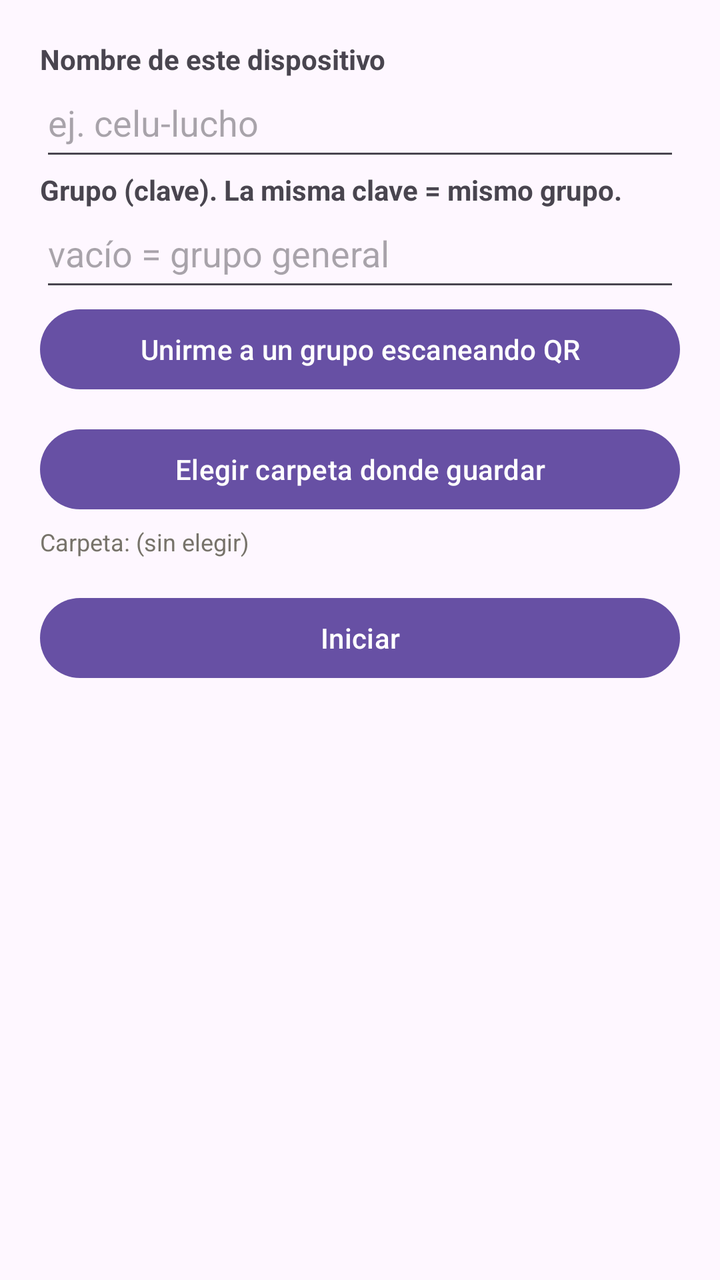
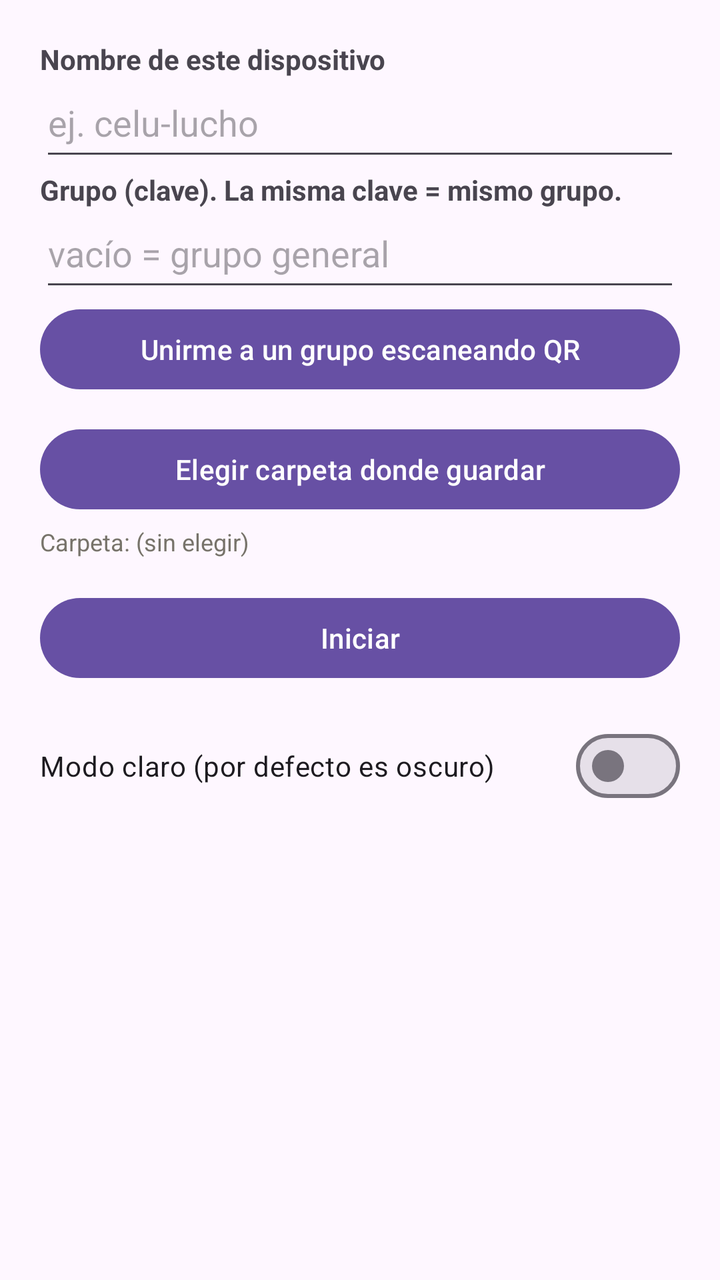

Screens rendered from an Android XML layout before and after an edit, with the pre-edit source and the edit as a unified diff.
<!-- AndroidManifest.xml: application theme Theme.IntercomLAN -->
<!-- res/layout/dialog_settings.xml -->
<?xml version="1.0" encoding="utf-8"?>
<ScrollView xmlns:android="http://schemas.android.com/apk/res/android"
    android:layout_width="match_parent"
    android:layout_height="wrap_content">

    <LinearLayout
        android:layout_width="match_parent"
        android:layout_height="wrap_content"
        android:orientation="vertical"
        android:padding="20dp">

        <TextView
            android:layout_width="wrap_content"
            android:layout_height="wrap_content"
            android:text="Nombre de este dispositivo"
            android:textStyle="bold" />

        <EditText
            android:id="@+id/name"
            android:layout_width="match_parent"
            android:layout_height="wrap_content"
            android:hint="ej. celu-lucho"
            android:inputType="text"
            android:paddingBottom="12dp" />

        <TextView
            android:layout_width="wrap_content"
            android:layout_height="wrap_content"
            android:text="Grupo (clave). La misma clave = mismo grupo."
            android:textStyle="bold" />

        <EditText
            android:id="@+id/key"
            android:layout_width="match_parent"
            android:layout_height="wrap_content"
            android:hint="vacío = grupo general"
            android:inputType="text"
            android:paddingBottom="12dp" />

        <Button
            android:id="@+id/scan"
            android:layout_width="match_parent"
            android:layout_height="wrap_content"
            android:text="Unirme a un grupo escaneando QR" />

        <Button
            android:id="@+id/pickFolder"
            android:layout_width="match_parent"
            android:layout_height="wrap_content"
            android:layout_marginTop="12dp"
            android:text="Elegir carpeta donde guardar" />

        <TextView
            android:id="@+id/folder"
            android:layout_width="match_parent"
            android:layout_height="wrap_content"
            android:text="Carpeta: (sin elegir)"
            android:textSize="12sp"
            android:textColor="#77736A"
            android:paddingTop="4dp"
            android:paddingBottom="16dp" />

        <Button
            android:id="@+id/toggle"
            android:layout_width="match_parent"
            android:layout_height="wrap_content"
            android:text="Iniciar" />
    </LinearLayout>
</ScrollView>
<!-- resources referenced by this layout -->
<resources>
  <style name="Theme.IntercomLAN" parent="Theme.Material3.DayNight.NoActionBar">
          <item name="android:statusBarColor">?attr/colorPrimary</item>
      </style>
</resources>

<!-- the commit's change to res/layout/dialog_settings.xml (unified diff, before → after) -->
@@ -65,5 +65,12 @@
             android:layout_width="match_parent"
             android:layout_height="wrap_content"
             android:text="Iniciar" />
+
+        <com.google.android.material.materialswitch.MaterialSwitch
+            android:id="@+id/lightMode"
+            android:layout_width="match_parent"
+            android:layout_height="wrap_content"
+            android:layout_marginTop="16dp"
+            android:text="Modo claro (por defecto es oscuro)" />
     </LinearLayout>
 </ScrollView>
